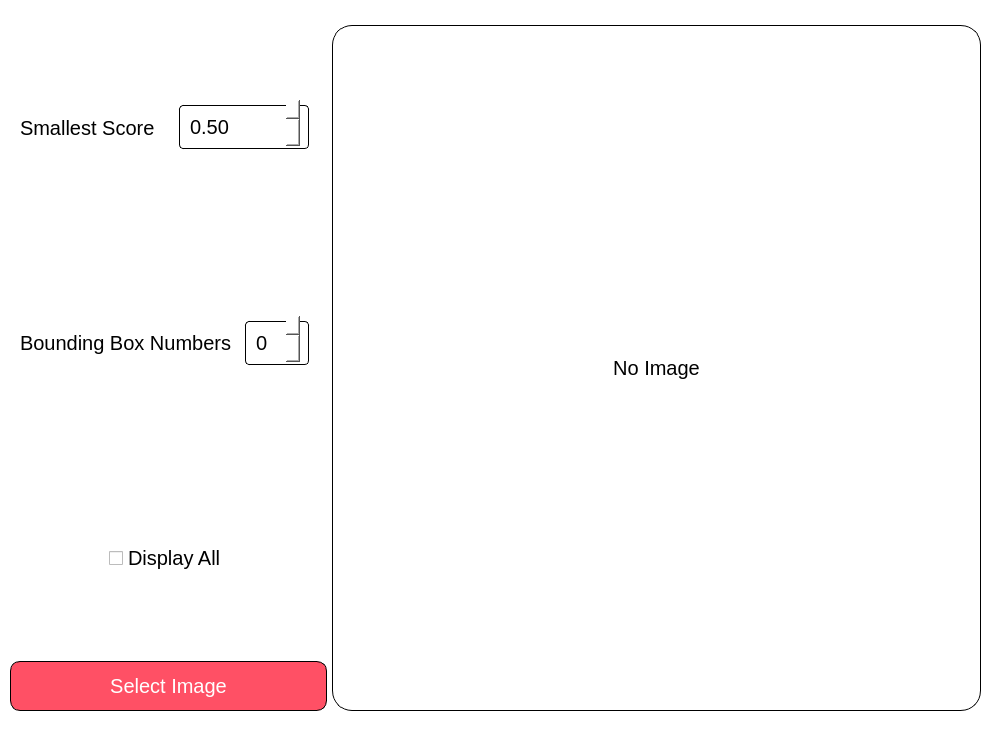
The window that project/app/src/presentation/views/ui/mainui.ui (seif7666/DeepFish-dataset) describes before a commit, drawn with Qt 5.
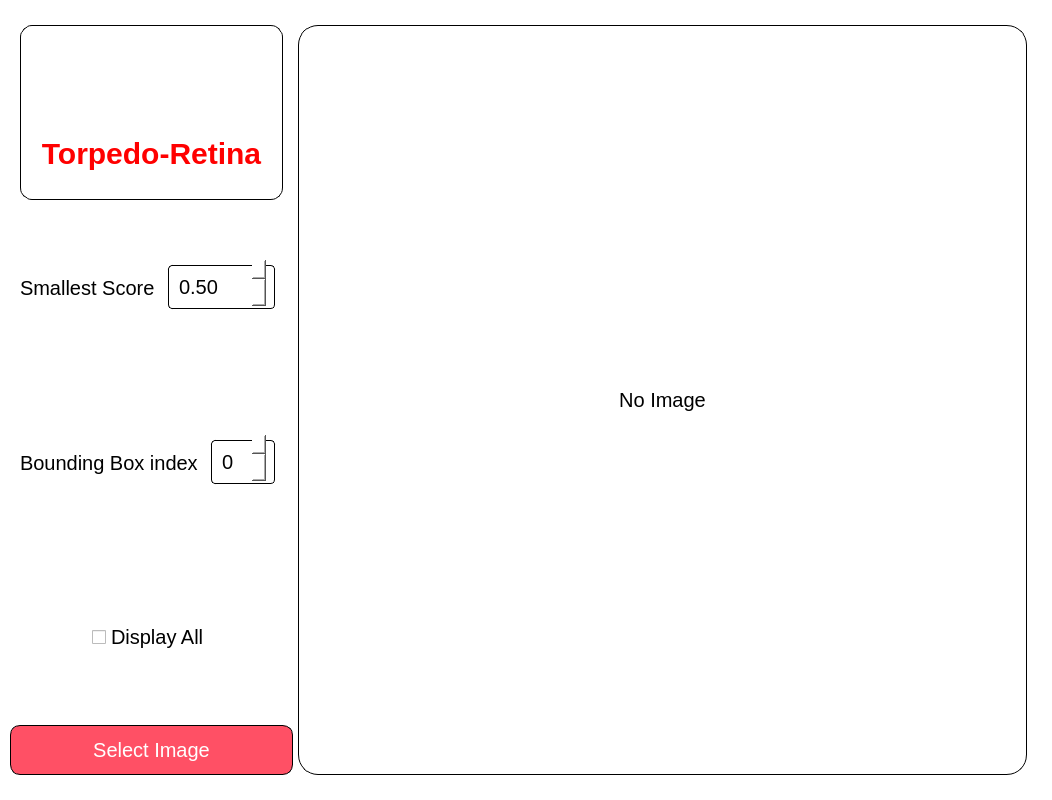
The same window after the commit. Icons and pictures are not drawn.

```diff
--- a/project/app/src/presentation/views/ui/mainui.ui
+++ b/project/app/src/presentation/views/ui/mainui.ui
@@ -6,8 +6,8 @@
    <rect>
     <x>0</x>
     <y>0</y>
-    <width>1006</width>
-    <height>736</height>
+    <width>1052</width>
+    <height>800</height>
    </rect>
   </property>
   <property name="windowTitle">
@@ -75,6 +75,17 @@
 #image_frame{
 	border: 1px solid;
 	border-radius: 20px;
+}
+
+#logo_frame{
+	border: 1px solid;
+	border-radius: 12px;
+}
+
+#torpedo_retina_label{
+	font-size: 30px;
+	color: red;
+	font-weight: 900;
 }</string>
   </property>
   <widget class="QWidget" name="centralwidget">
@@ -134,7 +145,7 @@
          </property>
          <layout class="QVBoxLayout" name="verticalLayout_2">
           <property name="spacing">
-           <number>10</number>
+           <number>0</number>
           </property>
           <property name="leftMargin">
            <number>10</number>
@@ -148,6 +159,47 @@
           <property name="bottomMargin">
            <number>0</number>
           </property>
+          <item>
+           <widget class="QFrame" name="logo_frame">
+            <property name="frameShape">
+             <enum>QFrame::StyledPanel</enum>
+            </property>
+            <property name="frameShadow">
+             <enum>QFrame::Raised</enum>
+            </property>
+            <layout class="QVBoxLayout" name="verticalLayout_3">
+             <item>
+              <widget class="QLabel" name="torpedo_logo_label">
+               <property name="maximumSize">
+                <size>
+                 <width>300</width>
+                 <height>300</height>
+                </size>
+               </property>
+               <property name="text">
+                <string/>
+               </property>
+               <property name="pixmap">
+                <pixmap resource="resources.qrc">:/images/logo.png</pixmap>
+               </property>
+               <property name="scaledContents">
+                <bool>true</bool>
+               </property>
+              </widget>
+             </item>
+             <item>
+              <widget class="QLabel" name="torpedo_retina_label">
+               <property name="text">
+                <string>Torpedo-Retina</string>
+               </property>
+               <property name="alignment">
+                <set>Qt::AlignCenter</set>
+               </property>
+              </widget>
+             </item>
+            </layout>
+           </widget>
+          </item>
           <item>
            <widget class="QFrame" name="smallest_score_frame">
             <property name="frameShape">
@@ -225,7 +277,7 @@
              <item alignment="Qt::AlignLeft">
               <widget class="QLabel" name="bounding_box_number_label">
                <property name="text">
-                <string>Bounding Box Numbers</string>
+                <string>Bounding Box index</string>
                </property>
               </widget>
              </item>
@@ -347,7 +399,7 @@
          </property>
          <property name="minimumSize">
           <size>
-           <width>510</width>
+           <width>0</width>
            <height>0</height>
           </size>
          </property>
```
Left out of the diff: 6 changed lines with no effect on the pictures.
